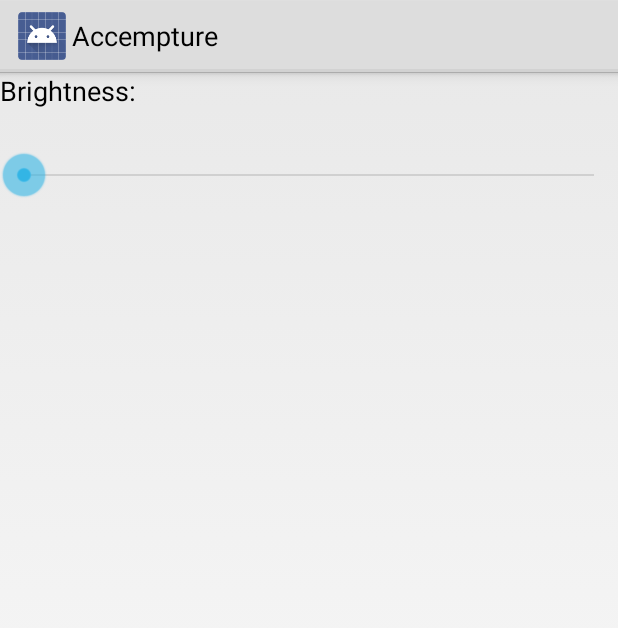
After one commit to taha27/microprocessor-systems-proj, an Android app: the layout services_layout.xml on its own in the app's theme, with its tools: preview values and no code run, on a phone screen of 412 x 824 dp. The commit adds this screen. Shown: the top 628 px of the screen. Run offline under Robolectric (Android 15) with nearby library versions, the phone set to English and light mode, and no system bars.

Commit message:
material integration

```diff
--- a/BluetoothLeGatt/Application/src/main/java/com/example/android/bluetoothlegatt/SampleGattAttributes.java
+++ b/BluetoothLeGatt/Application/src/main/java/com/example/android/bluetoothlegatt/SampleGattAttributes.java
@@ -37,16 +37,16 @@ public class SampleGattAttributes {
 
     static {
         // Sample Services.
-        attributes.put("0000180d-0000-1000-8000-00805f9b34fb", "Heart Rate Service");
-        attributes.put("0000180a-0000-1000-8000-00805f9b34fb", "Device Information Service");
+//        attributes.put("0000180d-0000-1000-8000-00805f9b34fb", "Heart Rate Service");
+//        attributes.put("0000180a-0000-1000-8000-00805f9b34fb", "Device Information Service");
 
         // Temp and Acc Services
         attributes.put(TEMPERATURE_SERVICE, "Temperature Service");
         attributes.put(ACCELEROMETER_SERVICE, "Accelerometer Service");
 
         // Sample Characteristics.
-        attributes.put(HEART_RATE_MEASUREMENT, "Heart Rate Measurement");
-        attributes.put("00002a29-0000-1000-8000-00805f9b34fb", "Manufacturer Name String");
+//        attributes.put(HEART_RATE_MEASUREMENT, "Heart Rate Measurement");
+//        attributes.put("00002a29-0000-1000-8000-00805f9b34fb", "Manufacturer Name String");
 
         // Temp and Acc Characteristics
         attributes.put(TEMPERATURE_MEASUREMENT, "Temperature Measurement");
--- /dev/null
+++ b/BluetoothLeGatt/Application/src/main/res/layout/services_layout.xml
@@ -0,0 +1,21 @@
+<?xml version="1.0" encoding="utf-8"?>
+<LinearLayout xmlns:android="http://schemas.android.com/apk/res/android"
+    android:orientation="vertical" android:layout_width="match_parent"
+    android:layout_height="match_parent"
+    android:weightSum="1"
+    android:touchscreenBlocksFocus="false">
+
+    <TextView
+        android:layout_width="139dp"
+        android:layout_height="0dp"
+        android:textAppearance="?android:attr/textAppearanceMedium"
+        android:text="@string/Brightness"
+        android:id="@+id/brightness"
+        android:layout_weight="0.06" />
+
+    <SeekBar
+        android:layout_width="match_parent"
+        android:layout_height="0dp"
+        android:id="@+id/seekBar"
+        android:layout_weight="0.06" />
+</LinearLayout>
--- a/BluetoothLeGatt/Application/src/main/res/values/strings.xml
+++ b/BluetoothLeGatt/Application/src/main/res/values/strings.xml
@@ -35,4 +35,5 @@
     <string name="menu_disconnect">Disconnect</string>
     <string name="menu_scan">Scan</string>
     <string name="menu_stop">Stop</string>
+    <string name="Brightness">Brightness: </string>
 </resources>
```
